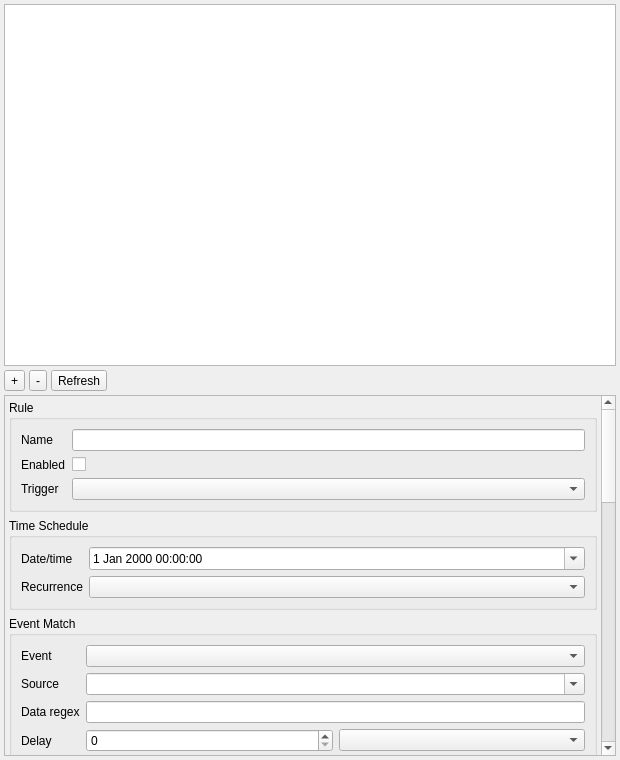
First picture: the form in plugins/feature/scheduler/schedulergui.ui, repository srcejon/sdrangel, before the edit.
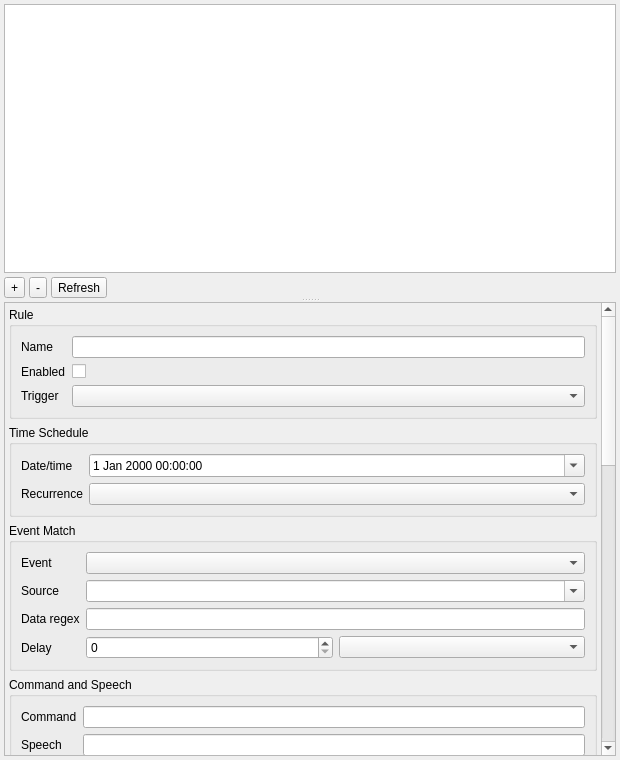
Second picture: the form after the edit. Custom widgets are drawn as their Qt base class.

Commit message: Refine scheduler channel action UI

```diff
--- a/plugins/feature/scheduler/schedulergui.ui
+++ b/plugins/feature/scheduler/schedulergui.ui
@@ -60,6 +60,28 @@
      <number>4</number>
     </property>
     <item>
+     <widget class="QSplitter" name="ruleEditorSplitter">
+      <property name="orientation">
+       <enum>Qt::Orientation::Vertical</enum>
+      </property>
+      <widget class="QWidget" name="ruleListPane">
+       <layout class="QVBoxLayout" name="ruleListLayout">
+        <property name="spacing">
+         <number>4</number>
+        </property>
+        <property name="leftMargin">
+         <number>0</number>
+        </property>
+        <property name="topMargin">
+         <number>0</number>
+        </property>
+        <property name="rightMargin">
+         <number>0</number>
+        </property>
+        <property name="bottomMargin">
+         <number>0</number>
+        </property>
+        <item>
      <widget class="QTableWidget" name="rulesTable">
       <property name="minimumSize">
        <size>
@@ -125,7 +147,8 @@
       </item>
      </layout>
     </item>
-    <item>
+       </layout>
+      </widget>
      <widget class="QScrollArea" name="editorScrollArea">
       <property name="widgetResizable">
        <bool>true</bool>
@@ -545,7 +568,7 @@
              <item row="0" column="1">
               <widget class="QComboBox" name="channelDeviceSet">
                <property name="editable">
-                <bool>true</bool>
+                <bool>false</bool>
                </property>
               </widget>
              </item>
@@ -682,6 +705,7 @@
          </widget>
         </item>
        </layout>
+      </widget>
       </widget>
      </widget>
     </item>
```
Lines whose indentation alone changed are shown as unchanged. The commit also changes 1 other file.
